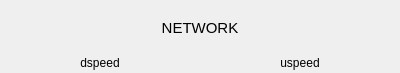
The window that app/coreaction/wnetwork.ui (rahmanshaber/corebox) describes before a commit, drawn with Qt 5.
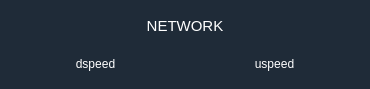
The same window after the commit.

Patch:
```diff
--- a/app/coreaction/wnetwork.ui
+++ b/app/coreaction/wnetwork.ui
@@ -6,8 +6,8 @@
    <rect>
     <x>0</x>
     <y>0</y>
-    <width>400</width>
-    <height>73</height>
+    <width>370</width>
+    <height>89</height>
    </rect>
   </property>
   <property name="windowTitle">
@@ -23,7 +23,10 @@
 }
 </string>
   </property>
-  <layout class="QGridLayout" name="gridLayout">
+  <layout class="QVBoxLayout" name="verticalLayout">
+   <property name="spacing">
+    <number>5</number>
+   </property>
    <property name="leftMargin">
     <number>0</number>
    </property>
@@ -34,15 +37,21 @@
     <number>0</number>
    </property>
    <property name="bottomMargin">
-    <number>3</number>
-   </property>
-   <property name="spacing">
     <number>0</number>
    </property>
-   <item row="2" column="0">
+   <item>
+    <widget class="QFrame" name="">
+     <property name="styleSheet">
+      <string notr="true">QWidget{
+background-color: #1F2B38; ;
+color: #FFFFFF; 
+}</string>
+     </property>
+     <layout class="QGridLayout" name="gridLayout">
+      <item row="1" column="0">
     <widget class="QLabel" name="dspeed">
      <property name="sizePolicy">
-      <sizepolicy hsizetype="Preferred" vsizetype="Fixed">
+         <sizepolicy hsizetype="Preferred" vsizetype="Preferred">
        <horstretch>0</horstretch>
        <verstretch>0</verstretch>
       </sizepolicy>
@@ -55,8 +64,30 @@
      </property>
     </widget>
    </item>
+      <item row="1" column="1">
+       <widget class="QLabel" name="uspeed">
+        <property name="sizePolicy">
+         <sizepolicy hsizetype="Preferred" vsizetype="Preferred">
+          <horstretch>0</horstretch>
+          <verstretch>0</verstretch>
+         </sizepolicy>
+        </property>
+        <property name="text">
+         <string>uspeed</string>
+        </property>
+        <property name="alignment">
+         <set>Qt::AlignCenter</set>
+        </property>
+       </widget>
+      </item>
    <item row="0" column="0" colspan="2">
     <widget class="QLabel" name="label_4">
+        <property name="sizePolicy">
+         <sizepolicy hsizetype="Preferred" vsizetype="Preferred">
+          <horstretch>0</horstretch>
+          <verstretch>0</verstretch>
+         </sizepolicy>
+        </property>
      <property name="font">
       <font>
        <pointsize>11</pointsize>
@@ -72,20 +103,7 @@
      </property>
     </widget>
    </item>
-   <item row="2" column="1">
-    <widget class="QLabel" name="uspeed">
-     <property name="sizePolicy">
-      <sizepolicy hsizetype="Preferred" vsizetype="Fixed">
-       <horstretch>0</horstretch>
-       <verstretch>0</verstretch>
-      </sizepolicy>
-     </property>
-     <property name="text">
-      <string>uspeed</string>
-     </property>
-     <property name="alignment">
-      <set>Qt::AlignCenter</set>
-     </property>
+     </layout>
     </widget>
    </item>
   </layout>
```
Left out of the diff: 6 changed lines with no effect on the pictures. Lines whose indentation alone changed are shown as unchanged.
